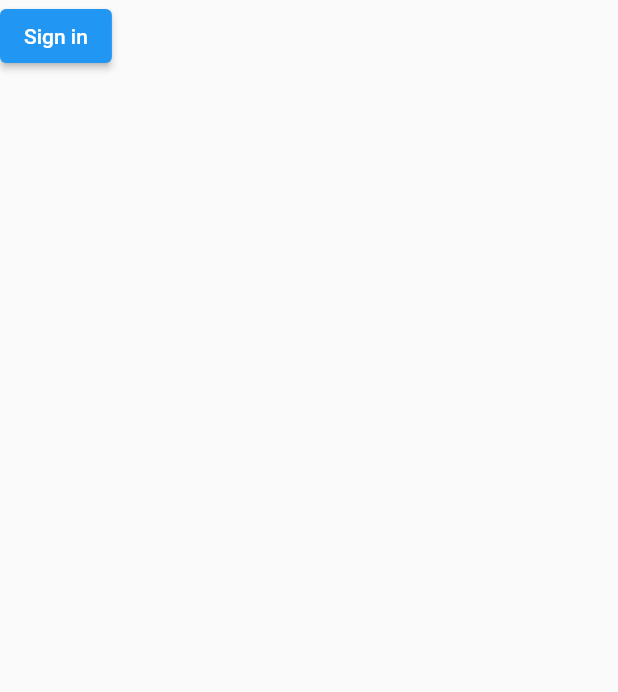
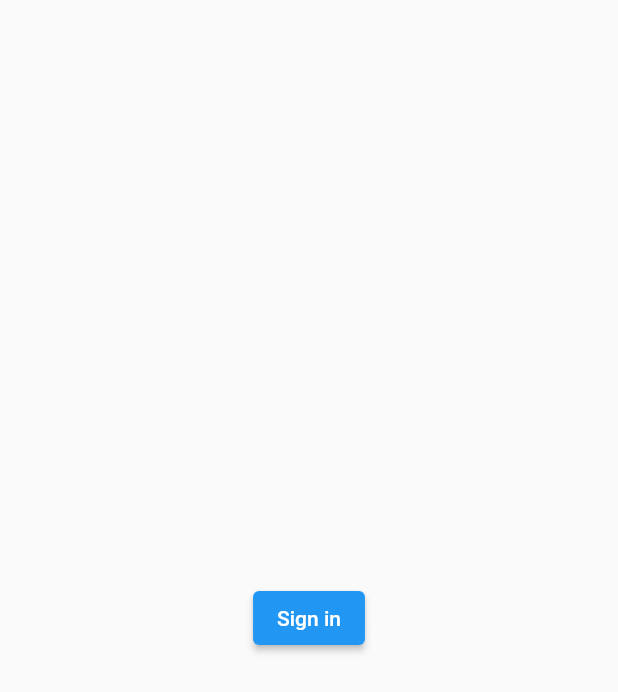
Before and after one commit to knk-naviin/Mm-Tex, a Flutter app: the screen it shows after launch, after a tap on "Sign in", on a phone screen of 412 x 824 dp. Shown: the top 692 px of the screen. Run offline on Flutter 3.47's test engine with Material 2 defaults, Android fonts, the phone set to English and light mode, and no system bars; our stand-ins replace firebase_auth, firebase_core, google_sign_in; accounts and stored records are empty.

Commit message:
Initial commit

```diff
--- a/Mm_Tex/lib/main.dart
+++ b/Mm_Tex/lib/main.dart
@@ -1,6 +1,7 @@
 import 'package:firebase_auth/firebase_auth.dart';
 import 'package:firebase_core/firebase_core.dart';
 import 'package:flutter/material.dart';
+import 'package:google_sign_in/google_sign_in.dart';
 
 void main() async{
   WidgetsFlutterBinding.ensureInitialized();
@@ -9,7 +10,25 @@ void main() async{
     home: MmTex(),
   ));
 }
+Future<UserCredential?> signInWithGoogle() async {
+  // Trigger the authentication flow
+  final GoogleSignInAccount? googleUser = await GoogleSignIn().signIn();
 
+  // Obtain the auth details from the request
+  final GoogleSignInAuthentication? googleAuth =
+  await googleUser?.authentication;
+  if (googleAuth != null) {
+    // Create a new credential
+    final credential = GoogleAuthProvider.credential(
+      accessToken: googleAuth.accessToken,
+      idToken: googleAuth.idToken,
+    );
+    var userCredentials =
+    await FirebaseAuth.instance.signInWithCredential(credential);
+    // Once signed in, return the UserCredential
+    return userCredentials;
+  }
+}
 class MmTex extends StatefulWidget {
   const MmTex({Key? key}) : super(key: key);
 
@@ -17,17 +36,14 @@ class MmTex extends StatefulWidget {
   _MmTexState createState() => _MmTexState();
 }
 
-Future<void> signin() async{
-  await FirebaseAuth.instance.createUserWithEmailAndPassword(email: "email@12.com", password: "Password");
-}
-
 class _MmTexState extends State<MmTex> {
   @override
   Widget build(BuildContext context) {
     return Scaffold(
-      body: ElevatedButton(
+      body:Center(
+        child: ElevatedButton(
           onPressed: (){
-          signin().then((value) => {
+            signInWithGoogle().then((value) => {
               print("Success")
             }).catchError((onError){
               print(onError);
@@ -35,6 +51,7 @@ class _MmTexState extends State<MmTex> {
           },
           child: Text("Sign in"),
         ),
+      )
     );
   }
 }
--- a/Mm_Tex/pubspec.yaml
+++ b/Mm_Tex/pubspec.yaml
@@ -37,6 +37,7 @@ dependencies:
   cloud_firestore: ^3.1.0
   firebase_core: ^1.10.0
   firebase_auth: ^3.2.0
+  google_sign_in: ^5.2.1
 
 dev_dependencies:
   flutter_test:
--- a/mm_tex/lib/generated_plugin_registrant.dart
+++ b/mm_tex/lib/generated_plugin_registrant.dart
@@ -8,6 +8,7 @@
 import 'package:cloud_firestore_web/cloud_firestore_web.dart';
 import 'package:firebase_auth_web/firebase_auth_web.dart';
 import 'package:firebase_core_web/firebase_core_web.dart';
+import 'package:google_sign_in_web/google_sign_in_web.dart';
 
 import 'package:flutter_web_plugins/flutter_web_plugins.dart';
 
@@ -16,5 +17,6 @@ void registerPlugins(Registrar registrar) {
   FirebaseFirestoreWeb.registerWith(registrar);
   FirebaseAuthWeb.registerWith(registrar);
   FirebaseCoreWeb.registerWith(registrar);
+  GoogleSignInPlugin.registerWith(registrar);
   registrar.registerMessageHandler();
 }
```
Also changed, not shown: Mm_Tex/pubspec.lock, 9 other files. Lines whose indentation alone changed are shown as unchanged.
